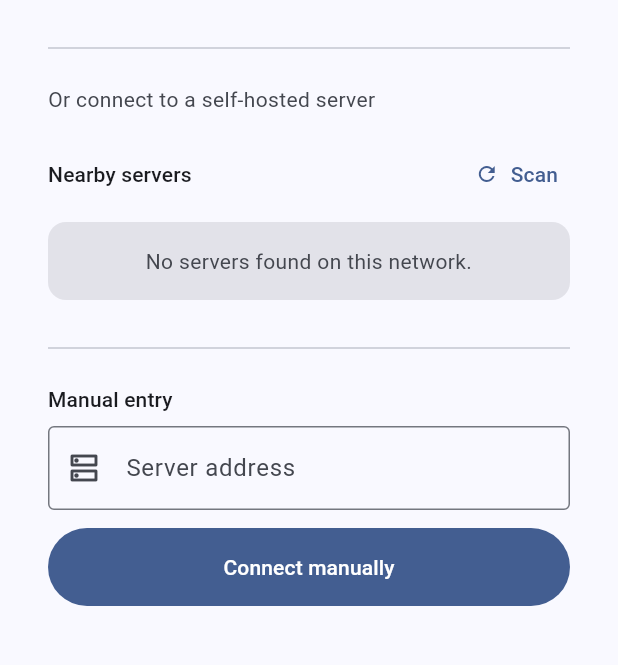
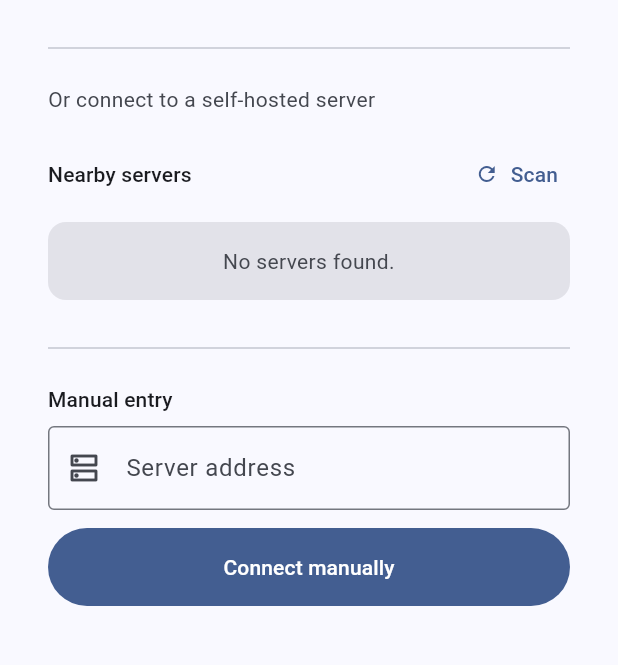
Before and after one commit to adambie/screenguard-mobile, a Flutter app: the screen it shows after launch, after a tap on "Use ScreenGuard Cloud", on a phone screen of 412 x 824 dp, the part 504-1169 px from its top. Run offline on Flutter 3.47's test engine with Material 3 defaults, Android fonts, the phone set to English and light mode, and no system bars; our stand-ins replace fl_chart, flutter_riverpod, flutter_secure_storage, multicast_dns, shared_preferences; network calls fail.

Commit message:
fix: tighten tailnet discovery probe
Require the ScreenGuard field in /version or /auth/status, so another service answering 200 on 8080 is not listed. Probe at most 16 peers at a time with a 4 s timeout on the probe itself instead of a separate TCP preflight, label tailnet hits, and drop 'on this network' from the empty-state text.

```diff
--- a/lib/api_client.dart
+++ b/lib/api_client.dart
@@ -12,8 +12,13 @@ class ApiException implements Exception {
 class ApiClient {
   final String baseUrl;
   final String? token;
+  final Duration timeout;
 
-  ApiClient({required this.baseUrl, this.token});
+  ApiClient({
+    required this.baseUrl,
+    this.token,
+    this.timeout = const Duration(seconds: 10),
+  });
 
   String get _base {
     final url = baseUrl.endsWith('/') ? baseUrl.substring(0, baseUrl.length - 1) : baseUrl;
@@ -28,7 +33,7 @@ class ApiClient {
   Future<dynamic> get(String path) async {
     final res = await http
         .get(Uri.parse('$_base$path'), headers: _headers)
-        .timeout(const Duration(seconds: 10));
+        .timeout(timeout);
     return _handle(res);
   }
 
@@ -36,28 +41,28 @@ class ApiClient {
     final res = await http
         .post(Uri.parse('$_base$path'), headers: _headers,
             body: body != null ? jsonEncode(body) : null)
-        .timeout(const Duration(seconds: 10));
+        .timeout(timeout);
     return _handle(res);
   }
 
   Future<dynamic> put(String path, Object body) async {
     final res = await http
         .put(Uri.parse('$_base$path'), headers: _headers, body: jsonEncode(body))
-        .timeout(const Duration(seconds: 10));
+        .timeout(timeout);
     return _handle(res);
   }
 
   Future<dynamic> patch(String path, Object body) async {
     final res = await http
         .patch(Uri.parse('$_base$path'), headers: _headers, body: jsonEncode(body))
-        .timeout(const Duration(seconds: 10));
+        .timeout(timeout);
     return _handle(res);
   }
 
   Future<dynamic> delete(String path) async {
     final res = await http
         .delete(Uri.parse('$_base$path'), headers: _headers)
-        .timeout(const Duration(seconds: 10));
+        .timeout(timeout);
     return _handle(res);
   }
 
@@ -101,14 +106,24 @@ const cloudServerUrl = 'https://api.screenguard.cc';
 /// also skips the classifying request. Unknown or ambiguous means community —
 /// the safe default, since only community can be set up from the app — but a
 /// transport failure propagates rather than persisting a guess.
-Future<ServerKind> probeScreenGuardServer(String baseUrl, {ServerKind? assume}) async {
-  final client = ApiClient(baseUrl: baseUrl);
+///
+/// Each answer must carry its ScreenGuard field (`version`, `setup_needed`), so
+/// another service on the port that happens to answer 200 is not taken for a
+/// server; that matters most for discovery, which probes hosts nobody typed.
+Future<ServerKind> probeScreenGuardServer(
+  String baseUrl, {
+  ServerKind? assume,
+  Duration timeout = const Duration(seconds: 10),
+}) async {
+  final client = ApiClient(baseUrl: baseUrl, timeout: timeout);
+  final dynamic version;
   try {
-    await client.get('/version');
+    version = await client.get('/version');
   } on ApiException {
-    await client.get('/auth/status');
+    _requireField(await client.get('/auth/status'), 'setup_needed');
     return ServerKind.community;
   }
+  _requireField(version, 'version');
   if (assume != null) return assume;
   try {
     await client.get('/auth/status');
@@ -117,3 +132,9 @@ Future<ServerKind> probeScreenGuardServer(String baseUrl, {ServerKind? assume})
   }
   return ServerKind.community;
 }
+
+void _requireField(dynamic body, String field) {
+  if (body is! Map || !body.containsKey(field)) {
+    throw const FormatException('Not a ScreenGuard server');
+  }
+}
--- a/lib/l10n.dart
+++ b/lib/l10n.dart
@@ -264,7 +264,7 @@ class AppLocalizations {
     'connectToServer': 'Connect to server',
     'findServerDesc': 'Find your ScreenGuard server on the local network or your Tailscale network.',
     'nearbyServers': 'Nearby servers', 'scan': 'Scan',
-    'noServersFound': 'No servers found on this network.',
+    'noServersFound': 'No servers found.',
     'manualEntry': 'Manual entry', 'serverAddress': 'Server address',
     'serverAddressHint': '192.168.1.10 or https://host',
     'connectManually': 'Connect manually',
@@ -401,7 +401,7 @@ class AppLocalizations {
     'connectToServer': 'Połącz z serwerem',
     'findServerDesc': 'Znajdź serwer ScreenGuard w sieci lokalnej lub w sieci Tailscale.',
     'nearbyServers': 'Serwery w pobliżu', 'scan': 'Skanuj',
-    'noServersFound': 'Nie znaleziono serwerów w tej sieci.',
+    'noServersFound': 'Nie znaleziono serwerów.',
     'manualEntry': 'Ręczne wprowadzanie', 'serverAddress': 'Adres serwera',
     'serverAddressHint': '192.168.1.10 lub https://host',
     'connectManually': 'Połącz ręcznie',
@@ -528,7 +528,7 @@ class AppLocalizations {
     'connectToServer': 'Conectar al servidor',
     'findServerDesc': 'Encuentra tu servidor ScreenGuard en la red local o en tu red Tailscale.',
     'nearbyServers': 'Servidores cercanos', 'scan': 'Escanear',
-    'noServersFound': 'No se encontraron servidores en esta red.',
+    'noServersFound': 'No se encontraron servidores.',
     'manualEntry': 'Entrada manual', 'serverAddress': 'Dirección del servidor',
     'serverAddressHint': '192.168.1.10 o https://host',
     'connectManually': 'Conectar manualmente',
@@ -652,7 +652,7 @@ class AppLocalizations {
     'connectToServer': 'Se connecter au serveur',
     'findServerDesc': 'Trouvez votre serveur ScreenGuard sur le réseau local ou votre réseau Tailscale.',
     'nearbyServers': 'Serveurs à proximité', 'scan': 'Scanner',
-    'noServersFound': 'Aucun serveur trouvé sur ce réseau.',
+    'noServersFound': 'Aucun serveur trouvé.',
     'manualEntry': 'Saisie manuelle', 'serverAddress': 'Adresse du serveur',
     'serverAddressHint': '192.168.1.10 ou https://hôte',
     'connectManually': 'Se connecter manuellement',
@@ -776,7 +776,7 @@ class AppLocalizations {
     'connectToServer': 'Mit Server verbinden',
     'findServerDesc': 'Finden Sie Ihren ScreenGuard-Server im lokalen Netzwerk oder in Ihrem Tailscale-Netzwerk.',
     'nearbyServers': 'Server in der Nähe', 'scan': 'Scannen',
-    'noServersFound': 'Keine Server in diesem Netzwerk gefunden.',
+    'noServersFound': 'Keine Server gefunden.',
     'manualEntry': 'Manuelle Eingabe', 'serverAddress': 'Serveradresse',
     'serverAddressHint': '192.168.1.10 oder https://host',
     'connectManually': 'Manuell verbinden',
@@ -900,7 +900,7 @@ class AppLocalizations {
     'connectToServer': 'Conectar ao servidor',
     'findServerDesc': 'Encontre seu servidor ScreenGuard na rede local ou na sua rede Tailscale.',
     'nearbyServers': 'Servidores próximos', 'scan': 'Escanear',
-    'noServersFound': 'Nenhum servidor encontrado nesta rede.',
+    'noServersFound': 'Nenhum servidor encontrado.',
     'manualEntry': 'Entrada manual', 'serverAddress': 'Endereço do servidor',
     'serverAddressHint': '192.168.1.10 ou https://host',
     'connectManually': 'Conectar manualmente',
--- a/lib/screens/server_setup_screen.dart
+++ b/lib/screens/server_setup_screen.dart
@@ -10,6 +10,10 @@ import '../tailnet.dart';
 
 /// Port a self-hosted ScreenGuard server listens on unless configured otherwise.
 const _defaultPort = 8080;
+
+/// Tailnet peers probed at once: enough to finish a home tailnet in one round,
+/// few enough that a large shared tailnet is not hit all at the same moment.
+const _tailnetProbes = 16;
 
 class DiscoveredServer {
   final String host;
@@ -113,9 +117,9 @@ class _ServerSetupScreenState extends ConsumerState<ServerSetupScreen> {
   }
 
   /// mDNS does not cross a Tailscale network, so each peer is asked directly
-  /// on the default port. A quick TCP connect first drops offline peers and
-  /// peers with nothing on that port, which would otherwise each hold the
-  /// scan for the full HTTP timeout.
+  /// on the default port, [_tailnetProbes] at a time. Offline peers drop
+  /// packets rather than refuse them, so the short timeout is what keeps them
+  /// from holding the scan.
   Future<void> _scanTailnet() async {
     final List<String> peers;
     try {
@@ -123,20 +127,27 @@ class _ServerSetupScreenState extends ConsumerState<ServerSetupScreen> {
     } catch (_) {
       return;
     }
-    await Future.wait(peers.map((ip) async {
-      try {
-        final socket = await Socket.connect(ip, _defaultPort,
-            timeout: const Duration(seconds: 2));
-        socket.destroy();
-        await probeScreenGuardServer('http://$ip:$_defaultPort');
+    final pending = peers.iterator;
+    Future<void> probeNext() async {
+      while (pending.moveNext()) {
+        final ip = pending.current;
+        final name = tailnetName(ip);
+        try {
+          await probeScreenGuardServer('http://$ip:$_defaultPort',
+              timeout: const Duration(seconds: 4));
+        } catch (_) {
+          continue;
+        }
         _found(DiscoveredServer(
           host: ip,
           port: _defaultPort,
-          name: await tailnetName(ip) ?? '',
+          name: await name ?? '',
           tailnet: true,
         ));
-      } catch (_) {}
-    }));
+      }
+    }
+
+    await Future.wait(List.generate(_tailnetProbes, (_) => probeNext()));
   }
 
   /// Cloud lives at a fixed address and its flavour is known up front, so this
@@ -335,7 +346,7 @@ class _ServerSetupScreenState extends ConsumerState<ServerSetupScreen> {
                           leading: Icon(s.tailnet ? Icons.vpn_lock : Icons.dns,
                               color: cs.primary),
                           title: Text(s.name.isNotEmpty ? s.name : 'ScreenGuard'),
-                          subtitle: Text(s.url),
+                          subtitle: Text(s.tailnet ? 'Tailscale · ${s.url}' : s.url),
                           trailing: _connecting
                               ? const SizedBox(
                                   height: 20,
```
Also changed, not shown: 2 other files.
